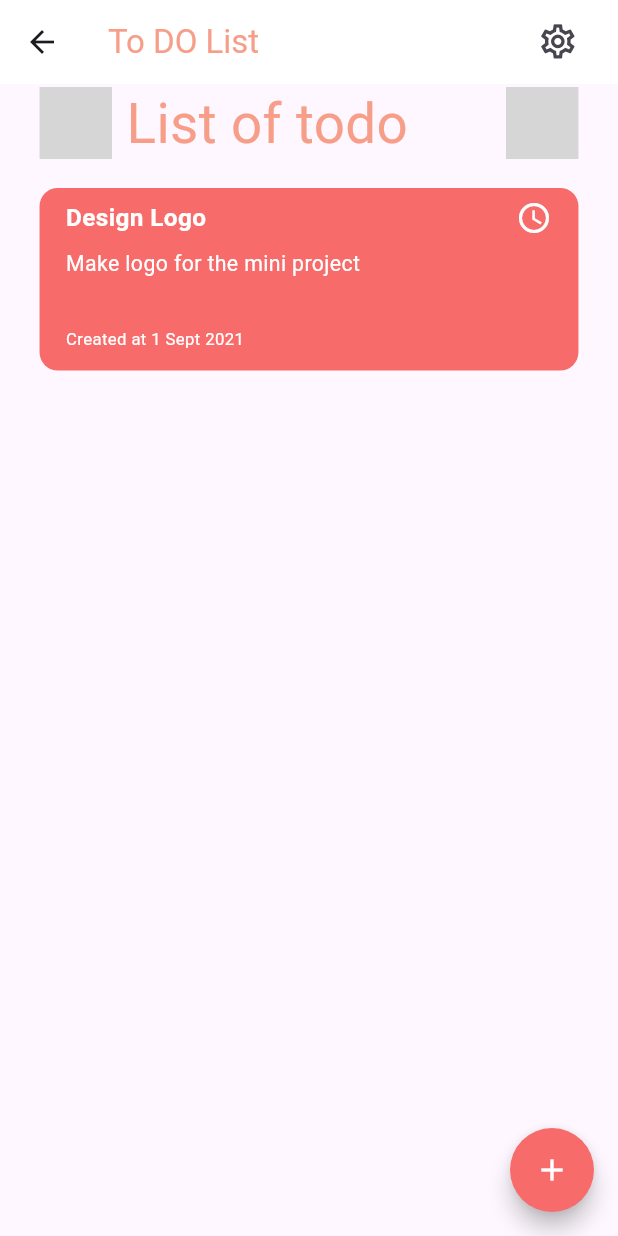
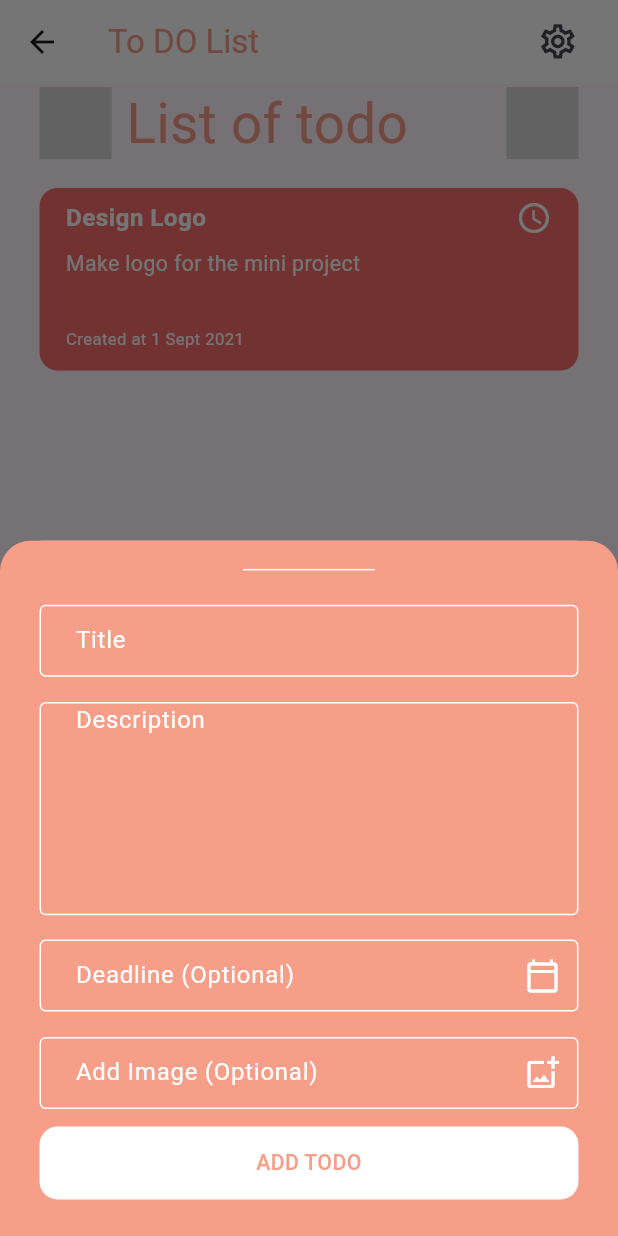
Before and after one commit to sagorahamed1/ToDo-App, a Flutter app: the HomeScreen screen opened by its route, after a tap on the "add" icon, on a phone screen of 412 x 824 dp. Run offline on Flutter 3.47's test engine with Material 3 defaults, Android fonts, the phone set to English and light mode, and no system bars; our stand-ins replace flutter_screenutil, flutter_svg, get; Roboto replaces fonts that are missing (Bebas Neue, Montserrat, null); grey boxes are pictures that could not be loaded.

Commit message:
Edit And Add Screen  Complate

```diff
--- /dev/null
+++ b/lib/views/screens/addBottomSheet/add_bottom_sheet.dart
@@ -0,0 +1,138 @@
+import 'package:flutter/material.dart';
+import 'package:flutter_screenutil/flutter_screenutil.dart';
+import '../../widgets/custom_text.dart';
+
+class AddBottomSheet extends StatelessWidget {
+  const AddBottomSheet({
+    super.key,
+  });
+
+  @override
+  Widget build(BuildContext context) {
+    return Column(
+      children: [
+        SizedBox(height: 16.h),
+        SizedBox(
+            width: 80.w,
+            height: 6.h,
+            child: const Divider(
+              color: Colors.white,
+            )),
+        SizedBox(height: 20.h),
+        SizedBox(
+          width: double.infinity,
+          height: 48.h,
+          child: const TextField(
+            style: TextStyle(color: Colors.white),
+            decoration: InputDecoration(
+              focusColor: Colors.white,
+              hintText: "Title",
+              hintStyle: TextStyle(color: Colors.white),
+              focusedBorder: OutlineInputBorder(
+                borderSide: BorderSide(color: Colors.white),
+              ),
+              disabledBorder: OutlineInputBorder(
+                borderSide: BorderSide(color: Colors.white),
+              ),
+              enabledBorder: OutlineInputBorder(
+                borderSide: BorderSide(color: Colors.white),
+              ),
+            ),
+          ),
+        ),
+        SizedBox(height: 16.h),
+        SizedBox(
+          width: double.infinity,
+          height: 140.h,
+          child: const TextField(
+            maxLines: 10,
+            style: TextStyle(color: Colors.white),
+            decoration: InputDecoration(
+              focusColor: Colors.white,
+              hintText: "Description",
+              hintStyle: TextStyle(color: Colors.white),
+              focusedBorder: OutlineInputBorder(
+                borderSide: BorderSide(color: Colors.white),
+              ),
+              disabledBorder: OutlineInputBorder(
+                borderSide: BorderSide(color: Colors.white),
+              ),
+              enabledBorder: OutlineInputBorder(
+                borderSide: BorderSide(color: Colors.white),
+              ),
+            ),
+          ),
+        ),
+        SizedBox(height: 16.h),
+        SizedBox(
+          width: double.infinity,
+          height: 48.h,
+          child: const TextField(
+            style: TextStyle(color: Colors.white),
+            decoration: InputDecoration(
+              focusColor: Colors.white,
+              hintText: "Deadline (Optional)",
+              suffixIcon: Icon(
+                Icons.calendar_today_outlined,
+                color: Colors.white,
+              ),
+              hintStyle: TextStyle(color: Colors.white),
+              focusedBorder: OutlineInputBorder(
+                borderSide: BorderSide(color: Colors.white),
+              ),
+              disabledBorder: OutlineInputBorder(
+                borderSide: BorderSide(color: Colors.white),
+              ),
+              enabledBorder: OutlineInputBorder(
+                borderSide: BorderSide(color: Colors.white),
+              ),
+            ),
+          ),
+        ),
+        SizedBox(height: 16.h),
+        SizedBox(
+          width: double.infinity,
+          height: 48.h,
+          child: const TextField(
+            style: TextStyle(color: Colors.white),
+            decoration: InputDecoration(
+              focusColor: Colors.white,
+              hintText: "Add Image (Optional)",
+              suffixIcon: Icon(
+                Icons.add_photo_alternate_outlined,
+                color: Colors.white,
+              ),
+              hintStyle: TextStyle(color: Colors.white),
+              focusedBorder: OutlineInputBorder(
+                borderSide: BorderSide(color: Colors.white),
+              ),
+              disabledBorder: OutlineInputBorder(
+                borderSide: BorderSide(color: Colors.white),
+              ),
+              enabledBorder: OutlineInputBorder(
+                borderSide: BorderSide(color: Colors.white),
+              ),
+            ),
+          ),
+        ),
+        const Spacer(),
+        Container(
+          width: double.infinity,
+          height: 48.h,
+          decoration: BoxDecoration(
+              borderRadius: BorderRadius.circular(12), color: Colors.white),
+          child: Center(
+            child: CustomText(
+              textAlign: TextAlign.center,
+              color: const Color(0xffF79E89),
+              text: 'ADD TODO',
+              fontsize: 14.h,
+              fontWeight: FontWeight.w500,
+            ),
+          ),
+        ),
+        SizedBox(height: 24.h),
+      ],
+    );
+  }
+}
--- a/lib/views/screens/homeScreen/home_screen.dart
+++ b/lib/views/screens/homeScreen/home_screen.dart
@@ -1,8 +1,11 @@
 import 'package:flutter/material.dart';
 import 'package:flutter_screenutil/flutter_screenutil.dart';
 import 'package:flutter_svg/flutter_svg.dart';
+import 'package:to_do_app/views/widgets/custom_text.dart';
+import '../../../utils/app_colors.dart';
 import '../../../utils/app_constants.dart';
 import '../../../utils/app_icons.dart';
+import '../addBottomSheet/add_bottom_sheet.dart';
 
 class HomeScreen extends StatelessWidget {
   const HomeScreen({super.key});
@@ -30,7 +33,23 @@ class HomeScreen extends StatelessWidget {
       //================================>  FloatingActionButton Section <=================================
 
       floatingActionButton: FloatingActionButton(
-        onPressed: () {},
+        onPressed: () {
+          showModalBottomSheet(context: context, builder: (BuildContext context){
+            return Container(
+              height: 722.h,
+              width: double.infinity,
+              decoration: BoxDecoration(
+                color: const Color(0xffF79E89),
+                borderRadius: BorderRadius.only(topLeft: Radius.circular(20.r),topRight:Radius.circular(20.r)),
+              ),
+              child: Padding(
+                padding: EdgeInsets.symmetric(horizontal: 24.w),
+                child: AddBottomSheet(),
+              ),
+
+            );
+          });
+        },
         shape: const OvalBorder(),
         backgroundColor: const Color(0xffF76C6A),
         child: const Icon(
```
Also changed, not shown: lib/views/screens/detailScreen/detail_screen.dart (+20 -1 lines), lib/views/screens/editBottomSheet/edit_bottom_sheet.dart (added, +138 -0 lines).
